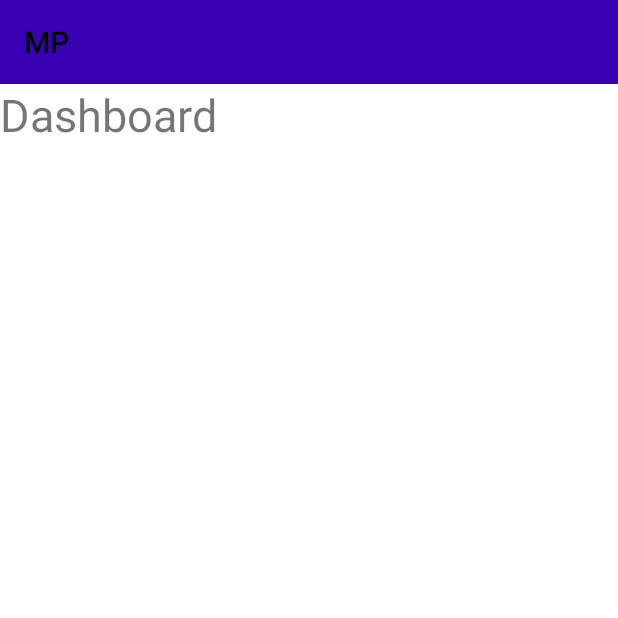
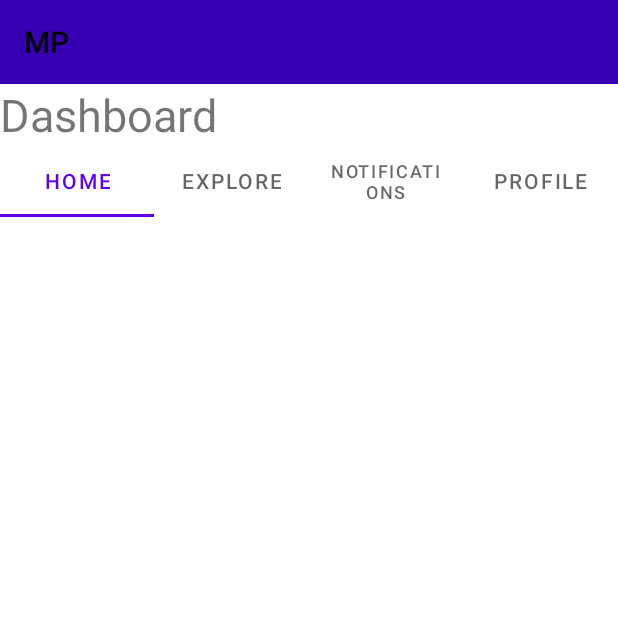
Before and after one commit to asimnp/class-mp, an Android app: the DashboardActivity screen opened directly, with no data from a screen before it, on a phone screen of 412 x 824 dp, the top half of it. Run offline under Robolectric (Android 15) with nearby library versions, the phone set to English and light mode, and no system bars.

Commit message:
chore: add tabs

```diff
--- a/app/src/main/java/com/example/mpclass/DashboardActivity.java
+++ b/app/src/main/java/com/example/mpclass/DashboardActivity.java
@@ -5,8 +5,11 @@ import android.os.Bundle;
 import androidx.appcompat.app.AppCompatActivity;
 import androidx.appcompat.widget.Toolbar;
 
+import com.google.android.material.tabs.TabLayout;
+
 public class DashboardActivity extends AppCompatActivity {
     Toolbar toolbar;
+    TabLayout tabLayout;
 
     @Override
     protected void onCreate(Bundle savedInstanceState) {
@@ -15,10 +18,12 @@ public class DashboardActivity extends AppCompatActivity {
 
         findViews();
         initToolbar();
+        initTabs();
     }
 
     private void findViews() {
         toolbar = findViewById(R.id.toolbar);
+        tabLayout = findViewById(R.id.tabLayout);
     }
 
     private void initToolbar() {
@@ -26,4 +31,11 @@ public class DashboardActivity extends AppCompatActivity {
         getSupportActionBar().setDisplayShowTitleEnabled(true);
         getSupportActionBar().setTitle("MP");
     }
+
+    private void initTabs() {
+        tabLayout.addTab(tabLayout.newTab().setText("Home"));
+        tabLayout.addTab(tabLayout.newTab().setText("Explore"));
+        tabLayout.addTab(tabLayout.newTab().setText("Notifications"));
+        tabLayout.addTab(tabLayout.newTab().setText("Profile"));
+    }
 }
--- a/app/src/main/res/layout/activity_dashboard.xml
+++ b/app/src/main/res/layout/activity_dashboard.xml
@@ -18,6 +18,7 @@
         />
 
     <TextView
+        android:id="@+id/dashboardTxt"
         android:layout_width="wrap_content"
         android:layout_height="wrap_content"
         app:layout_constraintStart_toStartOf="parent"
@@ -26,4 +27,15 @@
         android:textSize="30sp"
         />
 
+    <com.google.android.material.tabs.TabLayout
+        android:id="@+id/tabLayout"
+        android:layout_width="0dp"
+        android:layout_height="wrap_content"
+        app:tabMode="fixed"
+        app:tabGravity="fill"
+        app:layout_constraintStart_toStartOf="parent"
+        app:layout_constraintEnd_toEndOf="parent"
+        app:layout_constraintTop_toBottomOf="@id/dashboardTxt"
+        />
+
 </androidx.constraintlayout.widget.ConstraintLayout>
```
